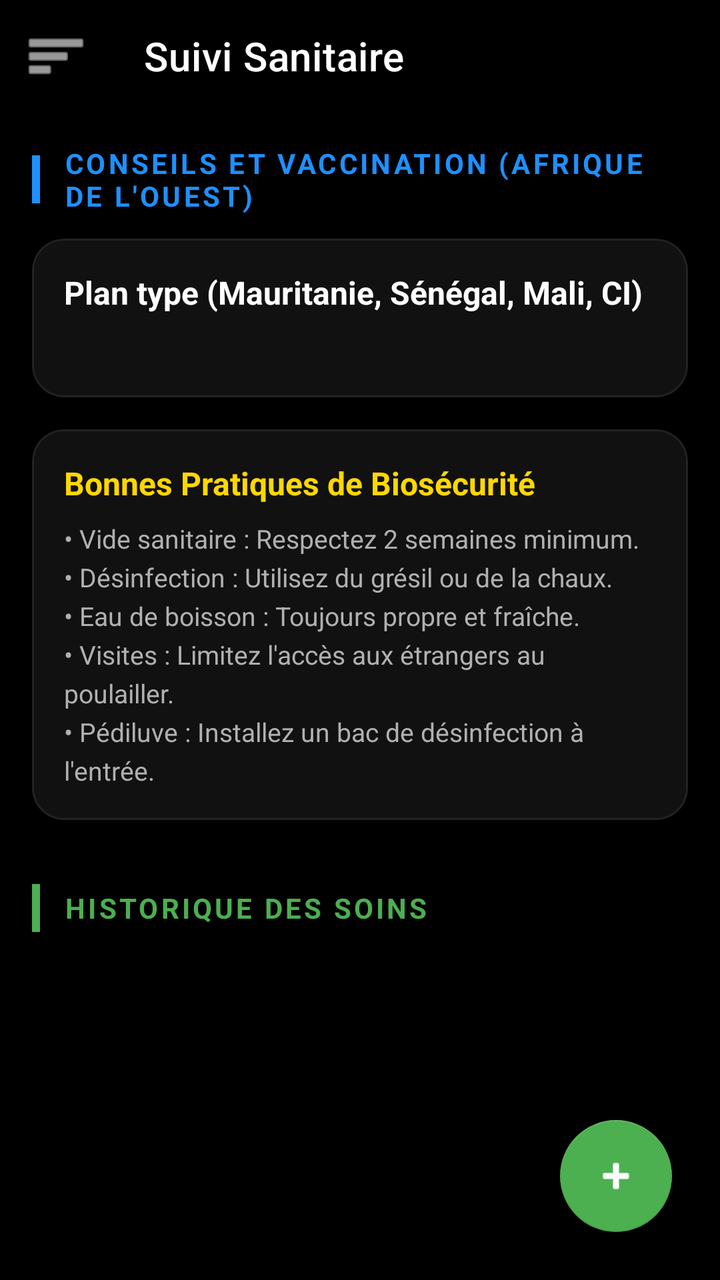
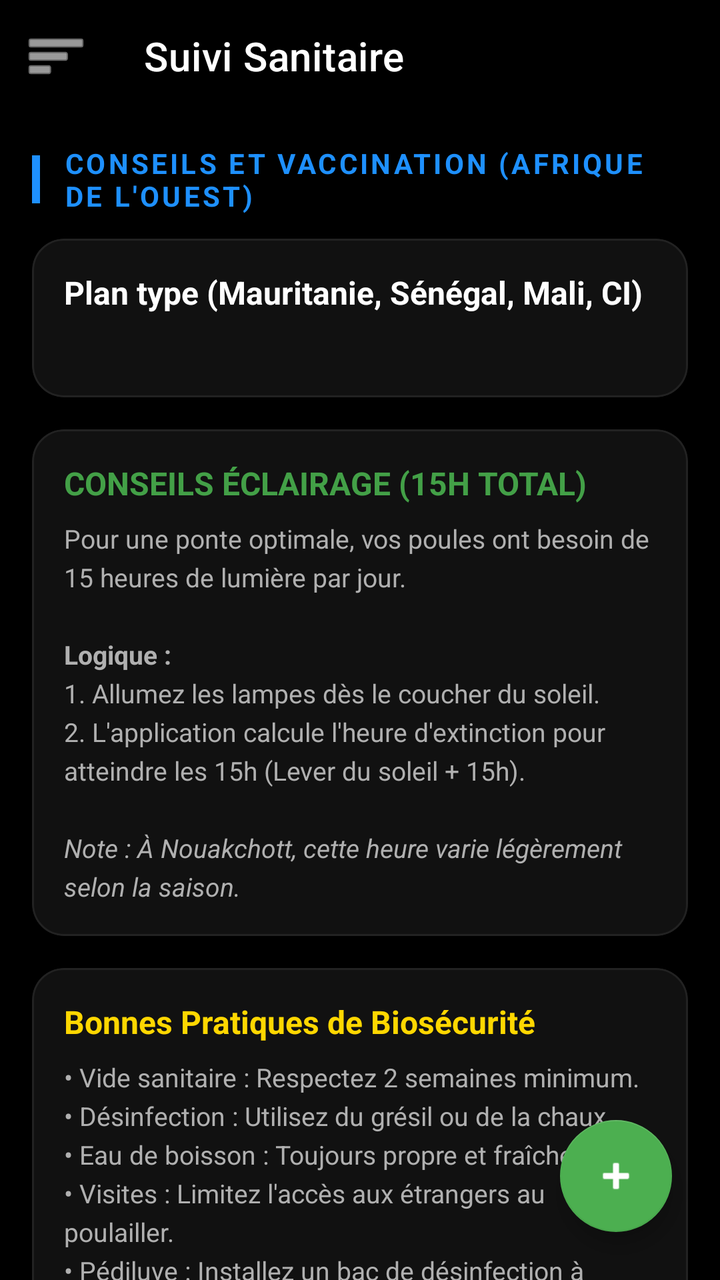

Screens rendered from an Android XML layout before and after an edit, with the pre-edit source and the edit as a unified diff.
<!-- AndroidManifest.xml: application theme Theme.Poulailler_copilot -->
<!-- res/layout/activity_vaccine.xml -->
<?xml version="1.0" encoding="utf-8"?>
<androidx.drawerlayout.widget.DrawerLayout xmlns:android="http://schemas.android.com/apk/res/android"
    xmlns:app="http://schemas.android.com/apk/res-auto"
    xmlns:tools="http://schemas.android.com/tools"
    android:id="@+id/drawerLayout"
    android:layout_width="match_parent"
    android:layout_height="match_parent"
    android:background="@color/black">

    <androidx.coordinatorlayout.widget.CoordinatorLayout
        android:layout_width="match_parent"
        android:layout_height="match_parent">

        <com.google.android.material.appbar.AppBarLayout
            android:layout_width="match_parent"
            android:layout_height="wrap_content"
            android:background="@color/black">
            <com.google.android.material.appbar.MaterialToolbar
                android:id="@+id/toolbar"
                android:layout_width="match_parent"
                android:layout_height="?attr/actionBarSize"
                app:title="Suivi Sanitaire"
                app:titleTextColor="@color/white"
                app:navigationIcon="@android:drawable/ic_menu_sort_by_size"
                app:navigationIconTint="@color/white" />
        </com.google.android.material.appbar.AppBarLayout>

        <androidx.core.widget.NestedScrollView
            android:layout_width="match_parent"
            android:layout_height="match_parent"
            app:layout_behavior="@string/appbar_scrolling_view_behavior">

            <LinearLayout
                android:layout_width="match_parent"
                android:layout_height="wrap_content"
                android:orientation="vertical"
                android:padding="16dp">

                
                <LinearLayout
                    android:layout_width="match_parent"
                    android:layout_height="wrap_content"
                    android:orientation="horizontal"
                    android:gravity="center_vertical"
                    android:layout_marginBottom="12dp">
                    <View
                        android:layout_width="4dp"
                        android:layout_height="24dp"
                        android:background="#1E90FF" />
                    <TextView
                        android:layout_width="wrap_content"
                        android:layout_height="wrap_content"
                        android:text="CONSEILS ET VACCINATION (AFRIQUE DE L'OUEST)"
                        android:textColor="#1E90FF"
                        android:textSize="14sp"
                        android:textStyle="bold"
                        android:layout_marginStart="12dp"
                        android:letterSpacing="0.1" />
                </LinearLayout>

                
                <com.google.android.material.card.MaterialCardView
                    android:layout_width="match_parent"
                    android:layout_height="wrap_content"
                    android:layout_marginBottom="16dp"
                    app:cardBackgroundColor="#111111"
                    app:cardCornerRadius="16dp"
                    app:strokeColor="#222222"
                    app:strokeWidth="1dp"
                    app:cardElevation="0dp">
                    <LinearLayout
                        android:layout_width="match_parent"
                        android:layout_height="wrap_content"
                        android:orientation="vertical"
                        android:padding="16dp">
                        <TextView
                            android:layout_width="wrap_content"
                            android:layout_height="wrap_content"
                            android:text="Plan type (Mauritanie, Sénégal, Mali, CI)"
                            android:textColor="@color/white"
                            android:textSize="16sp"
                            android:textStyle="bold"
                            android:layout_marginBottom="8dp"/>
                        <TextView
                            android:id="@+id/tvProphylaxisInfo"
                            android:layout_width="match_parent"
                            android:layout_height="wrap_content"
                            android:textColor="#B0B0B0"
                            android:textSize="13sp"
                            android:lineSpacingExtra="4dp" />
                    </LinearLayout>
                </com.google.android.material.card.MaterialCardView>

                
                <com.google.android.material.card.MaterialCardView
                    android:layout_width="match_parent"
                    android:layout_height="wrap_content"
                    android:layout_marginBottom="16dp"
                    app:cardBackgroundColor="#111111"
                    app:cardCornerRadius="16dp"
                    app:strokeColor="#222222"
                    app:strokeWidth="1dp"
                    app:cardElevation="0dp">
                    <LinearLayout
                        android:layout_width="match_parent"
                        android:layout_height="wrap_content"
                        android:orientation="vertical"
                        android:padding="16dp">
                        <TextView
                            android:layout_width="wrap_content"
                            android:layout_height="wrap_content"
                            android:text="Bonnes Pratiques de Biosécurité"
                            android:textColor="#FFD700"
                            android:textSize="16sp"
                            android:textStyle="bold"
                            android:layout_marginBottom="8dp"/>
                        <TextView
                            android:id="@+id/tvGoodPractices"
                            android:layout_width="match_parent"
                            android:layout_height="wrap_content"
                            android:textColor="#B0B0B0"
                            android:textSize="13sp"
                            android:lineSpacingExtra="4dp"
                            android:text="• Vide sanitaire : Respectez 2 semaines minimum.\n• Désinfection : Utilisez du grésil ou de la chaux.\n• Eau de boisson : Toujours propre et fraîche.\n• Visites : Limitez l'accès aux étrangers au poulailler.\n• Pédiluve : Installez un bac de désinfection à l'entrée." />
                    </LinearLayout>
                </com.google.android.material.card.MaterialCardView>

                
                <LinearLayout
                    android:layout_width="match_parent"
                    android:layout_height="wrap_content"
                    android:orientation="horizontal"
                    android:gravity="center_vertical"
                    android:layout_marginTop="16dp"
                    android:layout_marginBottom="16dp">
                    <View
                        android:layout_width="4dp"
                        android:layout_height="24dp"
                        android:background="#4CAF50" />
                    <TextView
                        android:layout_width="wrap_content"
                        android:layout_height="wrap_content"
                        android:text="HISTORIQUE DES SOINS"
                        android:textColor="#4CAF50"
                        android:textSize="14sp"
                        android:textStyle="bold"
                        android:layout_marginStart="12dp"
                        android:letterSpacing="0.1" />
                </LinearLayout>

                <androidx.recyclerview.widget.RecyclerView
                    android:id="@+id/rvVaccineHistory"
                    android:layout_width="match_parent"
                    android:layout_height="wrap_content"
                    android:nestedScrollingEnabled="false"
                    tools:listitem="@layout/item_vaccine" />

                <com.google.android.material.button.MaterialButton
                    android:id="@+id/btnShowMore"
                    android:layout_width="wrap_content"
                    android:layout_height="wrap_content"
                    android:layout_gravity="center_horizontal"
                    android:text="Afficher plus"
                    android:textColor="#87CEEB"
                    style="@style/Widget.MaterialComponents.Button.TextButton"
                    android:visibility="gone" />

                <View
                    android:layout_width="match_parent"
                    android:layout_height="100dp" />

            </LinearLayout>
        </androidx.core.widget.NestedScrollView>

        <com.google.android.material.floatingactionbutton.FloatingActionButton
            android:id="@+id/fabAddVaccine"
            android:layout_width="wrap_content"
            android:layout_height="wrap_content"
            android:layout_gravity="bottom|end"
            android:layout_margin="24dp"
            android:src="@android:drawable/ic_input_add"
            app:backgroundTint="#4CAF50"
            app:tint="@color/white"
            android:contentDescription="Ajouter un soin" />

    </androidx.coordinatorlayout.widget.CoordinatorLayout>

    <com.google.android.material.navigation.NavigationView
        android:id="@+id/navigationView"
        android:layout_width="wrap_content"
        android:layout_height="match_parent"
        android:layout_gravity="start"
        app:headerLayout="@layout/nav_header"
        app:itemIconTint="@color/accent_blue"
        app:itemTextColor="@color/white"
        app:menu="@menu/drawer_menu" />

</androidx.drawerlayout.widget.DrawerLayout>
<!-- res/layout/item_vaccine.xml (included above) -->
<?xml version="1.0" encoding="utf-8"?>
<com.google.android.material.card.MaterialCardView xmlns:android="http://schemas.android.com/apk/res/android"
    xmlns:app="http://schemas.android.com/apk/res-auto"
    android:layout_width="match_parent"
    android:layout_height="wrap_content"
    android:layout_marginBottom="8dp"
    app:cardBackgroundColor="#1A1A1A"
    app:cardCornerRadius="8dp"
    app:strokeColor="#333333"
    app:strokeWidth="1dp">

    <LinearLayout
        android:layout_width="match_parent"
        android:layout_height="wrap_content"
        android:orientation="horizontal"
        android:padding="12dp"
        android:gravity="center_vertical">

        <ImageView
            android:layout_width="32dp"
            android:layout_height="32dp"
            android:src="@android:drawable/ic_menu_add"
            app:tint="#4CAF50"
            android:contentDescription="Icône soin" />

        <LinearLayout
            android:layout_width="0dp"
            android:layout_height="wrap_content"
            android:layout_weight="1"
            android:orientation="vertical"
            android:layout_marginStart="16dp">

            <TextView
                android:id="@+id/tvVaccineName"
                android:layout_width="wrap_content"
                android:layout_height="wrap_content"
                android:textColor="@color/white"
                android:textSize="16sp"
                android:textStyle="bold"
                android:text="Nom du soin"/>

            <TextView
                android:id="@+id/tvRemarks"
                android:layout_width="wrap_content"
                android:layout_height="wrap_content"
                android:textColor="#B0B0B0"
                android:textSize="12sp"
                android:text="Remarques..."/>

            <TextView
                android:id="@+id/tvDate"
                android:layout_width="wrap_content"
                android:layout_height="wrap_content"
                android:textColor="#777777"
                android:textSize="11sp"
                android:text="Date"/>
        </LinearLayout>

    </LinearLayout>
</com.google.android.material.card.MaterialCardView>
<!-- res/layout/nav_header.xml (included above) -->
<?xml version="1.0" encoding="utf-8"?>
<LinearLayout xmlns:android="http://schemas.android.com/apk/res/android"
    android:layout_width="match_parent"
    android:layout_height="200dp"
    android:background="@color/accent_amber"
    android:gravity="bottom"
    android:orientation="vertical"
    android:padding="16dp"
    android:theme="@style/ThemeOverlay.AppCompat.Dark">

    <ImageView
        android:layout_width="64dp"
        android:layout_height="64dp"
        android:src="@drawable/poule_pondeuse"
        android:scaleType="centerCrop"
        android:contentDescription="@string/profile_picture_desc" />

    <TextView
        android:id="@+id/tvUsername"
        android:layout_width="match_parent"
        android:layout_height="wrap_content"
        android:paddingTop="8dp"
        android:text="@string/default_username"
        android:textAppearance="@style/TextAppearance.AppCompat.Body1"
        android:textSize="18sp"
        android:textStyle="bold" />

    <TextView
        android:id="@+id/tvFarmNameNav"
        android:layout_width="match_parent"
        android:layout_height="wrap_content"
        android:text="@string/default_farm_name_nav"
        android:textSize="14sp"
        android:alpha="0.9" />

    <TextView
        android:id="@+id/tvUserRole"
        android:layout_width="wrap_content"
        android:layout_height="wrap_content"
        android:text="@string/role_label"
        android:alpha="0.7"
        android:textSize="12sp" />

    <TextView
        android:id="@+id/tvAppVersion"
        android:layout_width="wrap_content"
        android:layout_height="wrap_content"
        android:layout_marginTop="4dp"
        android:text="v1.0.0"
        android:alpha="0.6"
        android:textSize="10sp" />
</LinearLayout>
<!-- resources referenced by this layout -->
<resources>
  <color name="accent_amber">#FFB300</color>
  <color name="accent_blue">#0061A4</color>
  <color name="black">#FF000000</color>
  <color name="white">#FFFFFFFF</color>
  <!-- drawable poule_pondeuse: jpg bitmap (drawable, 10631 bytes) -->
  <string name="default_farm_name_nav">Ma Ferme</string>
  <string name="default_username">Utilisateur</string>
  <string name="profile_picture_desc">Photo de profil</string>
  <string name="role_label">Rôle</string>
  <style name="Theme.Poulailler_copilot" parent="Theme.MaterialComponents.DayNight.NoActionBar">
          
          <item name="colorPrimary">@color/primary</item>
          <item name="colorPrimaryVariant">@color/primary_variant</item>
          <item name="colorOnPrimary">@color/white</item>
  
          
          <item name="colorSecondary">@color/secondary</item>
          <item name="colorSecondaryVariant">@color/secondary_variant</item>
          <item name="colorOnSecondary">@color/white</item>
  
          
          <item name="android:windowBackground">@color/background</item>
          <item name="backgroundColor">@color/background</item>
  
          
          <item name="android:statusBarColor">?attr/colorPrimaryVariant</item>
  
          
          <item name="materialCardViewStyle">@style/Widget.App.CardView</item>
          <item name="shapeAppearanceLargeComponent">@style/ShapeAppearance.App.LargeComponent</item>
      </style>
  <color name="primary">#006D3A</color>
  <color name="primary_variant">#004D22</color>
  <color name="secondary">#43A047</color>
  <color name="secondary_variant">#2E7D32</color>
  <color name="background">@color/off_white</color>
  <style name="Widget.App.CardView" parent="Widget.MaterialComponents.CardView">
          <item name="cardElevation">2dp</item>
          <item name="cardCornerRadius">16dp</item>
          <item name="cardBackgroundColor">@color/surface</item>
          <item name="strokeWidth">0dp</item>
      </style>
  <style name="ShapeAppearance.App.LargeComponent" parent="ShapeAppearance.MaterialComponents.LargeComponent">
          <item name="cornerFamily">rounded</item>
          <item name="cornerSize">16dp</item>
      </style>
  <color name="off_white">#F8F9FA</color>
  <color name="surface">#FFFFFF</color>
</resources>

<!-- the commit's change to res/layout/activity_vaccine.xml (unified diff, before → after) -->
@@ -109,6 +109,40 @@
                         <TextView
                             android:layout_width="wrap_content"
                             android:layout_height="wrap_content"
+                            android:text="@string/lighting_logic_title"
+                            android:textColor="@color/emerald_soft"
+                            android:textSize="16sp"
+                            android:textStyle="bold"
+                            android:layout_marginBottom="8dp"/>
+                        <TextView
+                            android:id="@+id/tvLightingLogic"
+                            android:layout_width="match_parent"
+                            android:layout_height="wrap_content"
+                            android:textColor="#B0B0B0"
+                            android:textSize="13sp"
+                            android:lineSpacingExtra="4dp"
+                            android:text="@string/lighting_logic_desc" />
+                    </LinearLayout>
+                </com.google.android.material.card.MaterialCardView>
+
+                
+                <com.google.android.material.card.MaterialCardView
+                    android:layout_width="match_parent"
+                    android:layout_height="wrap_content"
+                    android:layout_marginBottom="16dp"
+                    app:cardBackgroundColor="#111111"
+                    app:cardCornerRadius="16dp"
+                    app:strokeColor="#222222"
+                    app:strokeWidth="1dp"
+                    app:cardElevation="0dp">
+                    <LinearLayout
+                        android:layout_width="match_parent"
+                        android:layout_height="wrap_content"
+                        android:orientation="vertical"
+                        android:padding="16dp">
+                        <TextView
+                            android:layout_width="wrap_content"
+                            android:layout_height="wrap_content"
                             android:text="Bonnes Pratiques de Biosécurité"
                             android:textColor="#FFD700"
                             android:textSize="16sp"
<!-- resource entries referenced after the edit -->
@@ -3,10 +3,13 @@
   <color name="accent_amber">#FFB300</color>
   <color name="accent_blue">#0061A4</color>
   <color name="black">#FF000000</color>
+  <color name="emerald_soft">#43A047</color>
   <color name="white">#FFFFFFFF</color>
   <!-- drawable poule_pondeuse: jpg bitmap (drawable, 10631 bytes) -->
   <string name="default_farm_name_nav">Ma Ferme</string>
   <string name="default_username">Utilisateur</string>
+  <string name="lighting_logic_desc">Pour une ponte optimale, vos poules ont besoin de 15 heures de lumière par jour.\n\n<b>Logique :</b>\n1. Allumez les lampes dès le coucher du soleil.\n2. L\'application calcule l\'heure d\'extinction pour atteindre les 15h (Lever du soleil + 15h).\n\n<i>Note : À Nouakchott, cette heure varie légèrement selon la saison.</i></string>
+  <string name="lighting_logic_title">CONSEILS ÉCLAIRAGE (15H TOTAL)</string>
   <string name="profile_picture_desc">Photo de profil</string>
   <string name="role_label">Rôle</string>
   <style name="Theme.Poulailler_copilot" parent="Theme.MaterialComponents.DayNight.NoActionBar">
